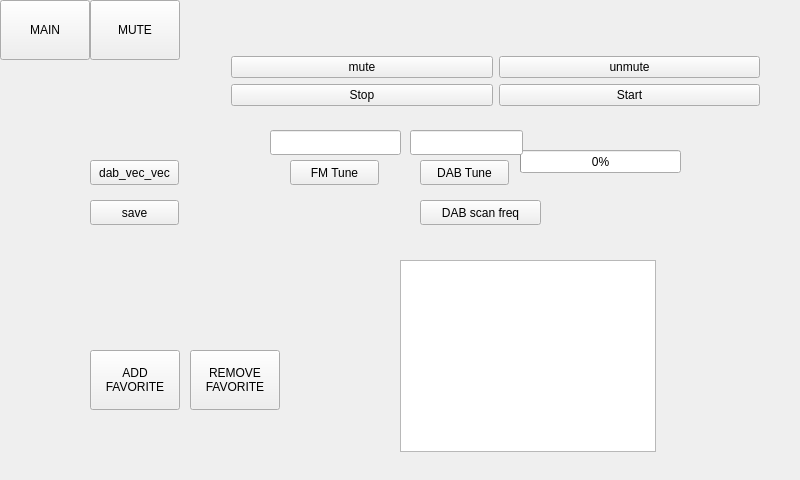
Before: the Qt Designer form dialog.ui in Vitalic66/DAB-FM-sundtek-api, drawn with Qt 5.
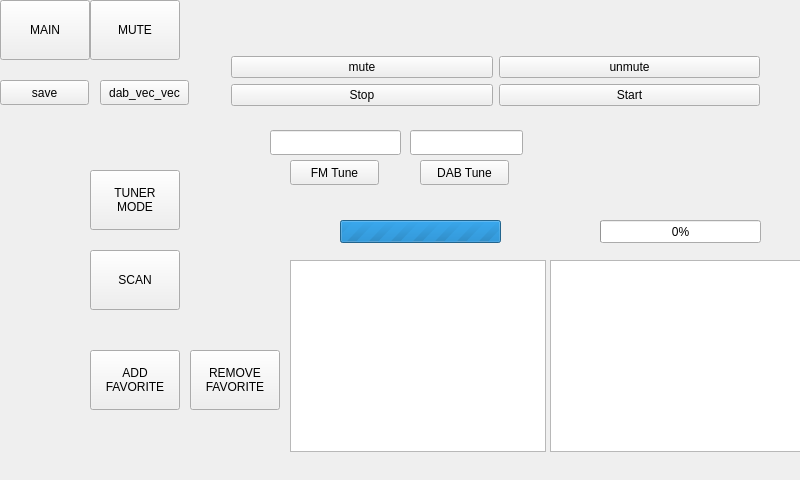
After: the same form once the commit is applied. The open tabs and pages were chosen to show the change.

Commit message: scan and safe fm

```diff
--- a/dialog.ui
+++ b/dialog.ui
@@ -314,7 +314,7 @@
     <widget class="QListWidget" name="list_dab">
      <property name="geometry">
       <rect>
-       <x>400</x>
+       <x>550</x>
        <y>260</y>
        <width>256</width>
        <height>192</height>
@@ -408,21 +408,21 @@
     <widget class="QPushButton" name="btnDabScanFreq">
      <property name="geometry">
       <rect>
-       <x>420</x>
-       <y>200</y>
-       <width>121</width>
-       <height>25</height>
+       <x>90</x>
+       <y>250</y>
+       <width>90</width>
+       <height>60</height>
       </rect>
      </property>
      <property name="text">
-      <string>DAB scan freq</string>
+      <string>SCAN</string>
      </property>
     </widget>
     <widget class="QPushButton" name="pushButton_2">
      <property name="geometry">
       <rect>
-       <x>90</x>
-       <y>200</y>
+       <x>0</x>
+       <y>80</y>
        <width>89</width>
        <height>25</height>
       </rect>
@@ -434,8 +434,8 @@
     <widget class="QProgressBar" name="prog_bar_dab">
      <property name="geometry">
       <rect>
-       <x>520</x>
-       <y>150</y>
+       <x>600</x>
+       <y>220</y>
        <width>161</width>
        <height>23</height>
       </rect>
@@ -447,8 +447,8 @@
     <widget class="QPushButton" name="pushButton">
      <property name="geometry">
       <rect>
-       <x>90</x>
-       <y>160</y>
+       <x>100</x>
+       <y>80</y>
        <width>89</width>
        <height>25</height>
       </rect>
@@ -493,6 +493,49 @@
       <string>MUTE</string>
      </property>
     </widget>
+    <widget class="QListWidget" name="list_fm">
+     <property name="geometry">
+      <rect>
+       <x>290</x>
+       <y>260</y>
+       <width>256</width>
+       <height>192</height>
+      </rect>
+     </property>
+     <property name="focusPolicy">
+      <enum>Qt::NoFocus</enum>
+     </property>
+    </widget>
+    <widget class="QPushButton" name="btn_tuner_mode">
+     <property name="geometry">
+      <rect>
+       <x>90</x>
+       <y>170</y>
+       <width>90</width>
+       <height>60</height>
+      </rect>
+     </property>
+     <property name="text">
+      <string>TUNER
+MODE</string>
+     </property>
+    </widget>
+    <widget class="QProgressBar" name="prog_bar_fm">
+     <property name="geometry">
+      <rect>
+       <x>340</x>
+       <y>220</y>
+       <width>161</width>
+       <height>23</height>
+      </rect>
+     </property>
+     <property name="maximum">
+      <number>0</number>
+     </property>
+     <property name="value">
+      <number>0</number>
+     </property>
+    </widget>
    </widget>
   </widget>
  </widget>
```
Left out of the diff: 2 changed lines with no effect on the pictures. The commit also changes 9 other files.
